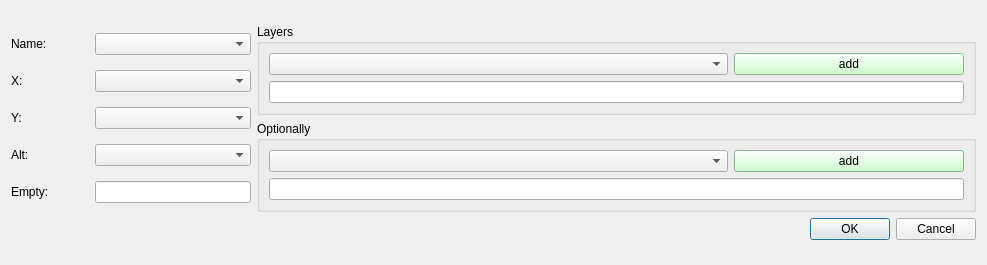
Qt form qt/well_loader.ui (idergunoff/geovel_1.0) before a commit.
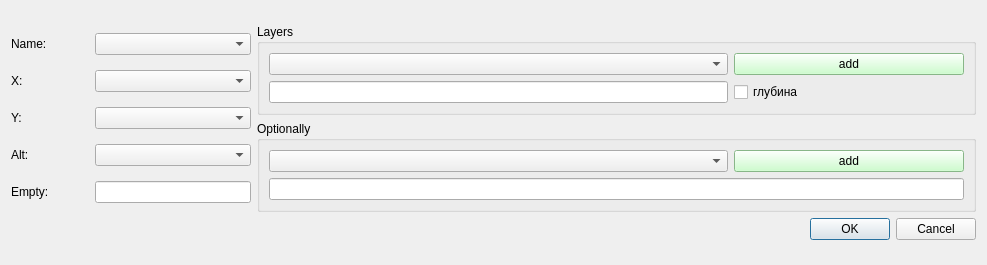
The same form after that commit.

Diff of the .ui file:
```diff
--- a/qt/well_loader.ui
+++ b/qt/well_loader.ui
@@ -102,8 +102,8 @@
            <layout class="QGridLayout" name="gridLayout_2">
             <item row="0" column="0">
              <layout class="QGridLayout" name="gridLayout" rowstretch="0,0" columnstretch="2,1">
-              <item row="1" column="0" colspan="2">
-               <widget class="QLineEdit" name="lineEdit_layers"/>
+              <item row="0" column="0">
+               <widget class="QComboBox" name="comboBox_layers"/>
               </item>
               <item row="0" column="1">
                <widget class="QPushButton" name="pushButton_add_layer">
@@ -115,8 +115,15 @@
                 </property>
                </widget>
               </item>
-              <item row="0" column="0">
-               <widget class="QComboBox" name="comboBox_layers"/>
+              <item row="1" column="0">
+               <widget class="QLineEdit" name="lineEdit_layers"/>
+              </item>
+              <item row="1" column="1">
+               <widget class="QCheckBox" name="checkBox_deep">
+                <property name="text">
+                 <string>глубина</string>
+                </property>
+               </widget>
               </item>
              </layout>
             </item>
```
